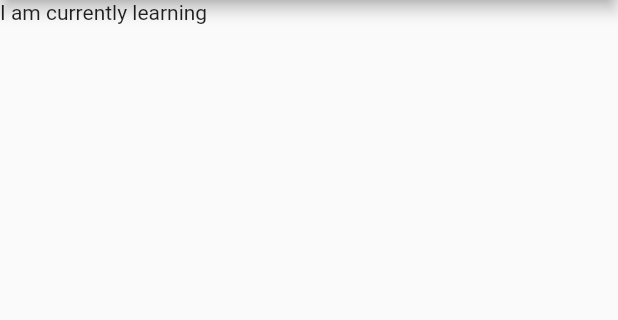
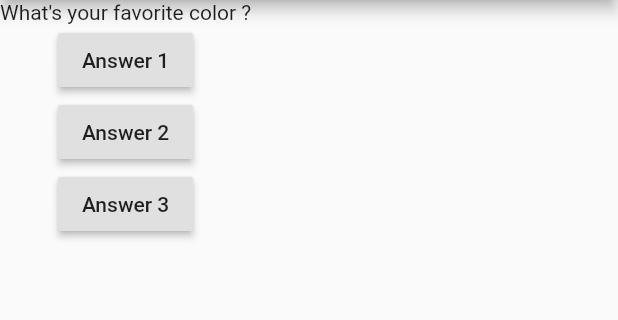
Before and after one commit to vedanshdwivedi/Flutter-Development, a Flutter app: the screen it shows after launch, on a phone screen of 412 x 824 dp, the part 84-404 px from its top. Run offline on Flutter 3.47's test engine with Material 2 defaults, Android fonts, the phone set to English and light mode, and no system bars.

```diff
--- a/basic_01/lib/main.dart
+++ b/basic_01/lib/main.dart
@@ -1,27 +1,58 @@
 import 'package:flutter/material.dart';
 
-/*
-void main() {
-  runApp(MyApp());
-}
-
-*/
-
-// short-hand for above commented code
 void main() => runApp(MyApp());
 
-class MyApp extends StatelessWidget {
+class MyApp extends StatefulWidget {
   // @decorators
 
   @override
+  State<StatefulWidget> createState() {
+    return MyAppState();
+  }
+}
+
+class MyAppState extends State<MyApp> {
+  var questionIndex = 0;
+
+  void answerQuestion() {
+    setState(() {
+      if (questionIndex == 0) {
+        questionIndex = 1;
+      } else {
+        questionIndex = 0;
+      }
+    });
+  }
+
+  @override
   Widget build(BuildContext context) {
+    var questions = [
+      "What's your favorite color ?",
+      "What's your favorite animal ?"
+    ];
     // Scaffold creats a base page design
     return MaterialApp(
         home: Scaffold(
       appBar: AppBar(
         title: Text('Vedansh First App'),
       ),
-      body: Text("I am currently learning"),
+      body: Column(
+        children: <Widget>[
+          Text(questions[questionIndex]),
+          RaisedButton(
+            child: Text('Answer 1'),
+            onPressed: answerQuestion,
+          ),
+          RaisedButton(
+            child: Text('Answer 2'),
+            onPressed: answerQuestion,
+          ),
+          RaisedButton(
+            child: Text('Answer 3'),
+            onPressed: answerQuestion,
+          ),
+        ],
+      ),
     ));
   }
 }
```
